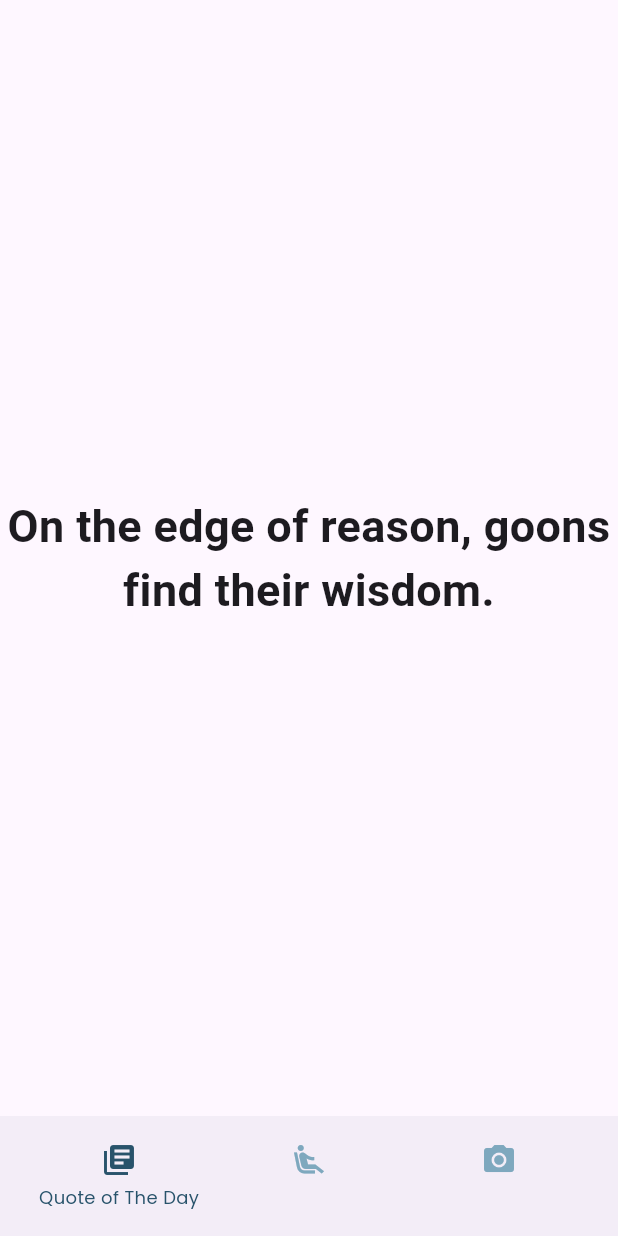
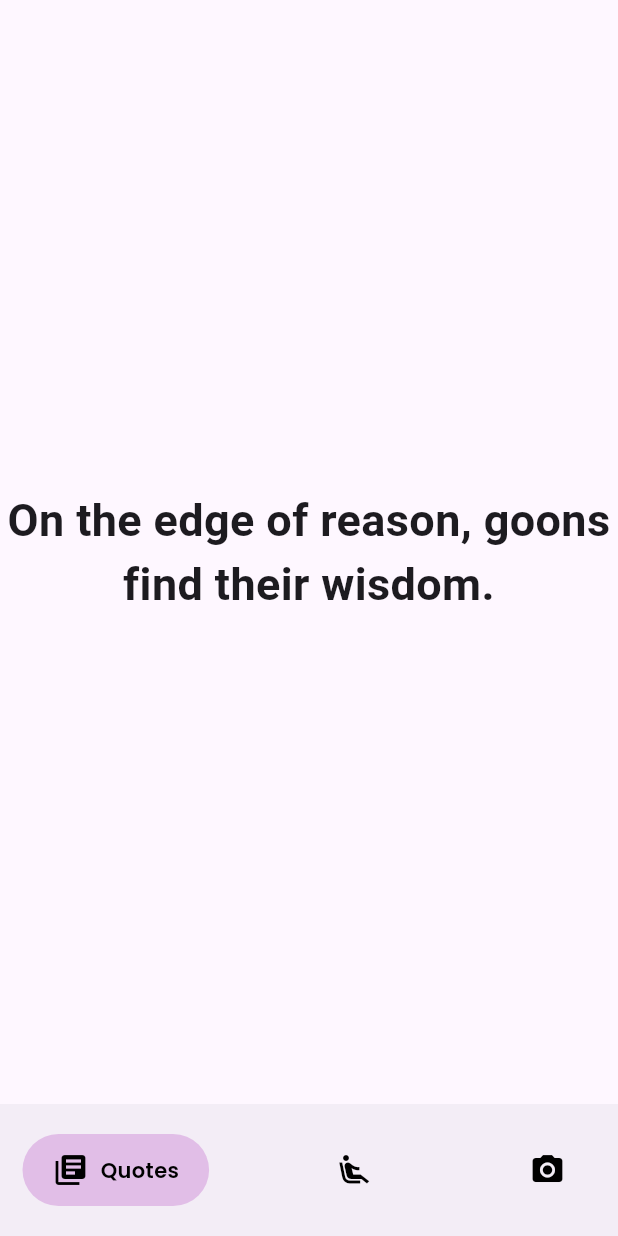
Before and after one commit to Sherwin-W/WebMaxxing, a Flutter app: the screen it shows after launch, on a phone screen of 412 x 824 dp. Run offline on Flutter 3.47's test engine with Material 3 defaults, Android fonts, the phone set to English and light mode, and no system bars; drawn by our look-alikes of google_nav_bar; our stand-ins replace audioplayers, cached_network_image, flutter_svg, image_picker, photo_view, toggle_switch; Roboto replaces fonts that are missing (Tusj).

Commit message:
Created bottomnavigation  bar that has more animations. The colors still need fine tuning which will be done when creating themes.

```diff
--- a/first_flutter_app/lib/pages/split.dart
+++ b/first_flutter_app/lib/pages/split.dart
@@ -1,8 +1,8 @@
+import 'package:first_flutter_app/widgets/bottom_bar.dart';
 import 'package:flutter/material.dart';
 import 'package:first_flutter_app/widgets/quotes.dart';
 import 'package:first_flutter_app/widgets/edge.dart';
 import 'package:first_flutter_app/widgets/looks_maxxing.dart';
-import 'package:first_flutter_app/widgets/nav_item.dart';
 
 class SplitPage extends StatefulWidget {
   const SplitPage({super.key});
@@ -12,16 +12,9 @@ class SplitPage extends StatefulWidget {
 }
 
 class _SplitPageState extends State<SplitPage> {
+  final PageController _pageController = PageController();
   int _selectedIndex = 0;
-  final PageController _pageController = PageController();
 
-  void _onItemTapped(int index) {
-    setState(() {
-      _selectedIndex = index;
-      _pageController.animateToPage(index,
-          duration: const Duration(milliseconds: 300), curve: Curves.easeInOut);
-    });
-  }
 
   @override
   Widget build(BuildContext context) {
@@ -39,34 +32,16 @@ class _SplitPageState extends State<SplitPage> {
           LooksMaxxingWidget(),
         ],
       ),
-      bottomNavigationBar: BottomAppBar(
-        child: Row(
-          mainAxisAlignment: MainAxisAlignment.spaceAround,
-          children: <Widget>[
-            NavItem(
-              icon: Icons.library_books,
-              label: 'Quote of The Day',
-              index: 0,
-              isSelected: _selectedIndex == 0,
-              onTap: _onItemTapped,
-            ),
-            NavItem(
-              icon: Icons.airline_seat_recline_extra,
-              label: 'Edging',
-              index: 1,
-              isSelected: _selectedIndex == 1,
-              onTap: _onItemTapped,
-            ),
-            NavItem(
-              icon: Icons.camera_alt,
-              label: 'LooksMaxxing',
-              index: 2,
-              isSelected: _selectedIndex == 2,
-              onTap: _onItemTapped,
-            ),
-          ],
-        ),
-      ),
+      bottomNavigationBar: SplitBottomBar(
+        selectedIndex: _selectedIndex,
+        onTabChange: (index) {
+          _pageController.animateToPage(
+            index,
+            duration: const Duration(milliseconds: 800),
+            curve: Curves.ease,
+          );
+        },
+      )
     );
   }
 }
--- /dev/null
+++ b/first_flutter_app/lib/widgets/bottom_bar.dart
@@ -0,0 +1,54 @@
+import 'package:flutter/material.dart';
+import 'package:google_nav_bar/google_nav_bar.dart';
+
+class SplitBottomBar extends StatefulWidget {
+  final int selectedIndex;
+  final Function(int) onTabChange;
+  const SplitBottomBar({super.key,
+    required this.selectedIndex,
+    required this.onTabChange
+  });
+
+  @override
+  _SplitBottomBarState createState() => _SplitBottomBarState();
+}
+
+class _SplitBottomBarState extends State<SplitBottomBar> {
+
+  @override
+  Widget build(BuildContext context) {
+    return Container(
+      color: const Color(0xFFF3EDF6),
+      child: Padding(
+        padding: const EdgeInsets.symmetric(horizontal: 15.0, vertical: 20.0),
+        child: GNav(
+          gap: 8,
+          color: Colors.black,
+          activeColor: Colors.black,
+          iconSize: 24,
+          padding: const EdgeInsets.symmetric(horizontal: 20, vertical: 12),
+          duration: const Duration(milliseconds: 800),
+            tabBackgroundColor: Colors.purple[100]!,
+          tabs: const [
+            GButton(
+              icon: Icons.library_books,
+              text: 'Quotes',
+            ),
+            GButton(
+              icon: Icons.airline_seat_recline_extra,
+              text: 'Edge',
+            ),
+            GButton(
+              icon: Icons.camera_alt,
+              text: 'Maxxing',
+            ),
+          ],
+          selectedIndex: widget.selectedIndex,
+          onTabChange: (index) {
+            widget.onTabChange(index);
+          },
+        )
+      )
+    );
+  }
+}
--- a/first_flutter_app/pubspec.yaml
+++ b/first_flutter_app/pubspec.yaml
@@ -43,6 +43,7 @@ dependencies:
   image_picker: ^1.0.7 #looksmaxxing
   path_provider: ^2.1.2 #looksmaxxing
   path: ^1.8.3 #looksmaxxing
+  google_nav_bar: ^5.0.6 # split bottom nav bar
 
 dev_dependencies:
   flutter_test:
```
Also changed, not shown: first_flutter_app/pubspec.lock.
